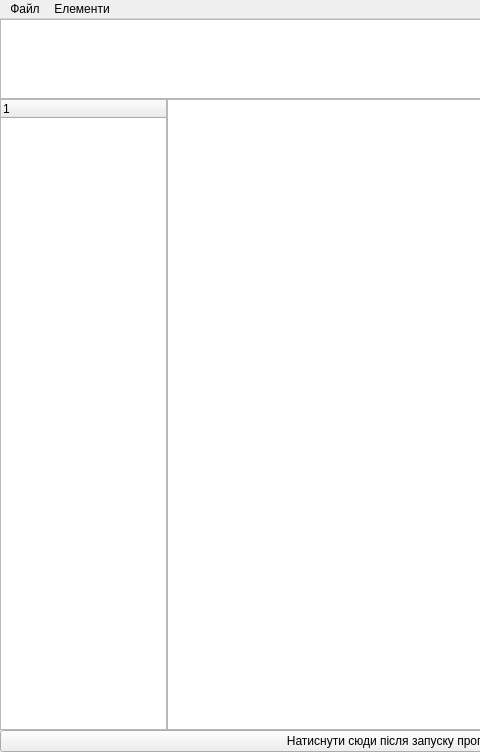
The window that mainwindow.ui (nazarlamer/Painting) describes before a commit, drawn with Qt 5; both pictures show x 0 to 480 and y 0 to 752 of the 834 by 752 pixel window.
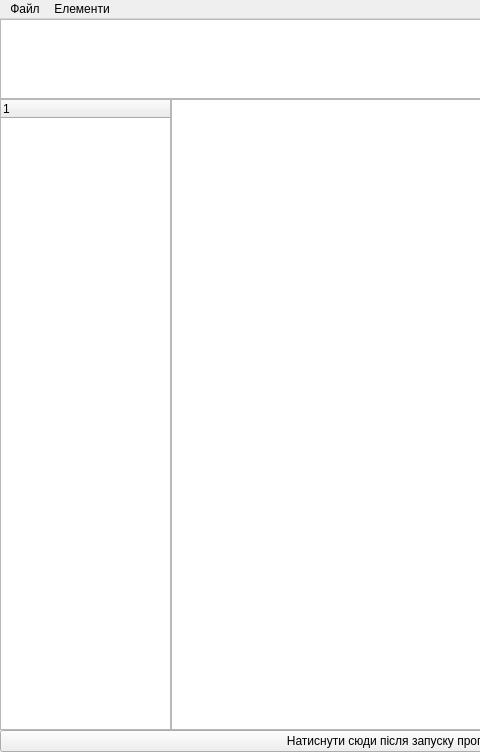
The same window after the commit. Custom widgets are drawn as their Qt base class.

```diff
--- a/mainwindow.ui
+++ b/mainwindow.ui
@@ -78,7 +78,7 @@
           </property>
           <property name="maximumSize">
            <size>
-            <width>167</width>
+            <width>171</width>
             <height>16777215</height>
            </size>
           </property>
```
